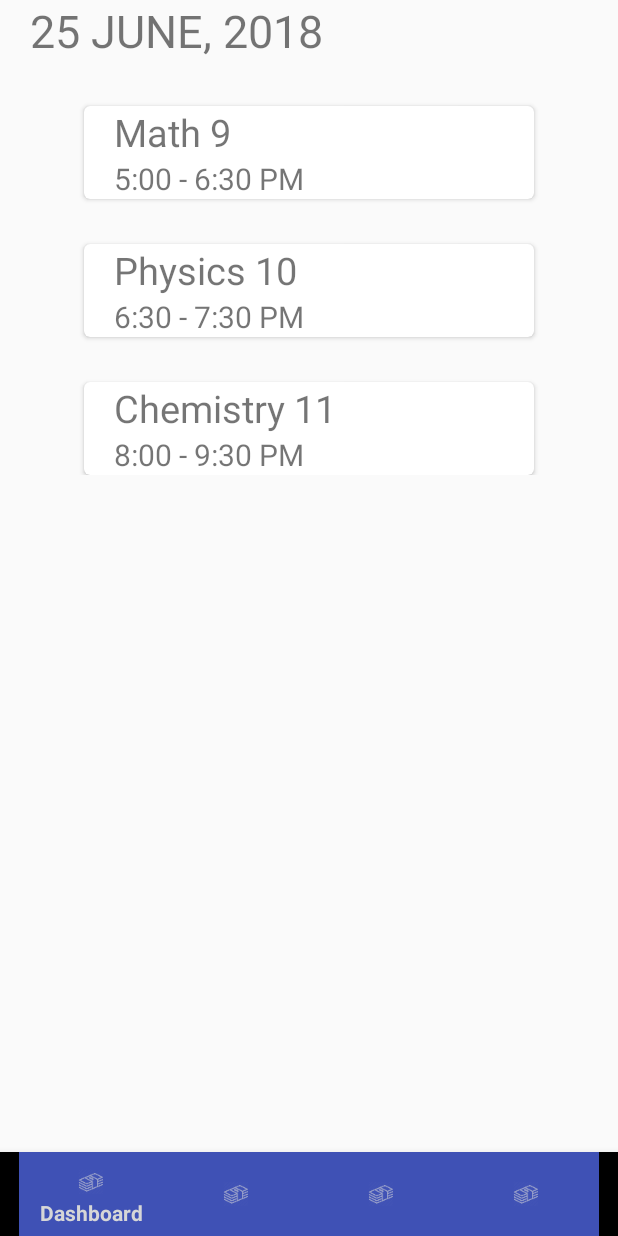
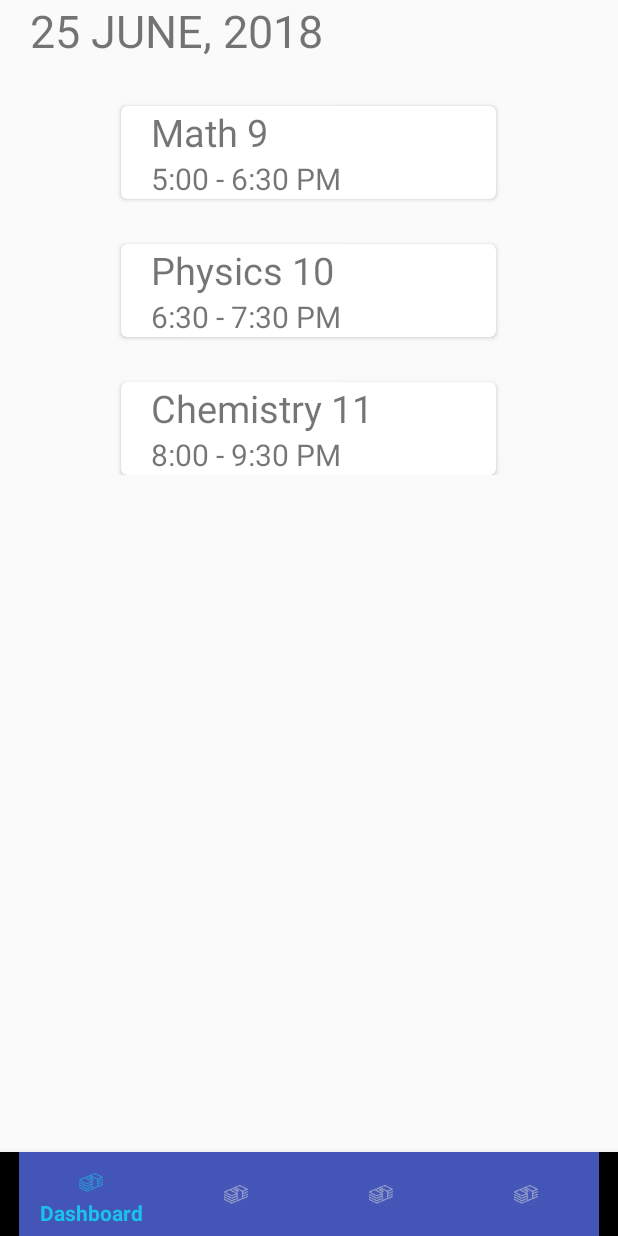
Before and after one commit to AkiyamaKun/ManagerStudent, an Android app: the MainActivity screen opened directly, with no data from a screen before it, on a phone screen of 412 x 824 dp. Run offline under Robolectric (Android 15) with nearby library versions, the phone set to English and light mode, and no system bars; libraries missing offline, so code that uses them is left out: io.realm; 3 statements that could not run were skipped.

Commit message:
change bottom bar layout

```diff
--- a/app/src/main/java/com/example/admin/managerstundent/Activity/ListStudentActivity.java
+++ b/app/src/main/java/com/example/admin/managerstundent/Activity/ListStudentActivity.java
@@ -10,6 +10,7 @@ import android.support.v7.app.AlertDialog;
 import android.support.v7.app.AppCompatActivity;
 import android.os.Bundle;
 import android.support.v7.widget.SearchView;
+import android.view.Menu;
 import android.view.MenuItem;
 import android.view.View;
 import android.widget.Filter;
@@ -22,6 +23,7 @@ import com.baoyz.swipemenulistview.SwipeMenuListView;
 import com.example.admin.managerstundent.Adapter.StudentAdapter;
 import com.example.admin.managerstundent.DTO.StudentDTO;
 import com.example.admin.managerstundent.R;
+import com.example.admin.managerstundent.Ultils.BottomNavigationViewHelper;
 
 import java.util.ArrayList;
 import java.util.List;
@@ -95,6 +97,8 @@ public class ListStudentActivity extends AppCompatActivity implements Filter.Fil
                 return false;
             }
         });
+        BottomNavigationViewHelper.disableShiftMode(bar);
+        bar.getMenu().getItem(2).setChecked(true);
         listView.setAdapter(adapter);
         SwipeMenuCreator creator = new SwipeMenuCreator() {
 
--- a/app/src/main/java/com/example/admin/managerstundent/Activity/MainActivity.java
+++ b/app/src/main/java/com/example/admin/managerstundent/Activity/MainActivity.java
@@ -13,6 +13,7 @@ import android.view.MenuItem;
 import android.view.View;
 
 import com.example.admin.managerstundent.R;
+import com.example.admin.managerstundent.Ultils.BottomNavigationViewHelper;
 
 import io.realm.Realm;
 import io.realm.RealmConfiguration;
@@ -67,6 +68,8 @@ public class MainActivity extends AppCompatActivity  {
                 return false;
             }
         });
+        BottomNavigationViewHelper.disableShiftMode(bar);
+        bar.getMenu().getItem(0).setChecked(true);
         //Configuration Realm Default
         Realm.init(getApplicationContext());
 
--- a/app/src/main/java/com/example/admin/managerstundent/Activity/ManageStudentActivity.java
+++ b/app/src/main/java/com/example/admin/managerstundent/Activity/ManageStudentActivity.java
@@ -13,6 +13,7 @@ import android.widget.TextView;
 
 import com.example.admin.managerstundent.Entity.Student;
 import com.example.admin.managerstundent.R;
+import com.example.admin.managerstundent.Ultils.BottomNavigationViewHelper;
 
 import java.util.ArrayList;
 import java.util.Date;
@@ -79,6 +80,8 @@ public class ManageStudentActivity extends AppCompatActivity {
                 return false;
             }
         });
+        BottomNavigationViewHelper.disableShiftMode(bar);
+        bar.getMenu().getItem(3).setChecked(true);
     }
 
     public class StudentAdapter extends TableDataAdapter<Student> {
--- a/app/src/main/java/com/example/admin/managerstundent/Activity/TableActivity.java
+++ b/app/src/main/java/com/example/admin/managerstundent/Activity/TableActivity.java
@@ -11,6 +11,7 @@ import android.view.View;
 import android.widget.Toast;
 
 import com.example.admin.managerstundent.R;
+import com.example.admin.managerstundent.Ultils.BottomNavigationViewHelper;
 import com.github.eunsiljo.timetablelib.data.TimeData;
 import com.github.eunsiljo.timetablelib.data.TimeGridData;
 import com.github.eunsiljo.timetablelib.data.TimeTableData;
@@ -70,6 +71,8 @@ public class TableActivity extends AppCompatActivity {
                 return false;
             }
         });
+        BottomNavigationViewHelper.disableShiftMode(bar);
+        bar.getMenu().getItem(1).setChecked(true);
     }
 
     private void initData(){
--- /dev/null
+++ b/app/src/main/java/com/example/admin/managerstundent/Ultils/BottomNavigationViewHelper.java
@@ -0,0 +1,35 @@
+package com.example.admin.managerstundent.Ultils;
+
+import android.annotation.SuppressLint;
+import android.support.design.internal.BottomNavigationItemView;
+import android.support.design.internal.BottomNavigationMenuView;
+import android.support.design.widget.BottomNavigationView;
+import android.util.Log;
+
+import java.lang.reflect.Field;
+
+public class BottomNavigationViewHelper {
+    @SuppressLint("RestrictedApi")
+    public static void disableShiftMode(BottomNavigationView view) {
+        BottomNavigationMenuView menuView = (BottomNavigationMenuView) view.getChildAt(0);
+        try {
+            Field shiftingMode = menuView.getClass().getDeclaredField("mShiftingMode");
+            shiftingMode.setAccessible(true);
+            shiftingMode.setBoolean(menuView, false);
+            shiftingMode.setAccessible(false);
+            for (int i = 0; i < menuView.getChildCount(); i++) {
+                BottomNavigationItemView item = (BottomNavigationItemView) menuView.getChildAt(i);
+                //noinspection RestrictedApi
+                item.setShiftingMode(false);
+                // set once again checked value, so view will be updated
+                //noinspection RestrictedApi
+                item.setChecked(item.getItemData().isChecked());
+            }
+        } catch (NoSuchFieldException e) {
+            Log.e("BNVHelper", "Unable to get shift mode field", e);
+        } catch (IllegalAccessException e) {
+            Log.e("BNVHelper", "Unable to change value of shift mode", e);
+        }
+    }
+
+}
--- /dev/null
+++ b/app/src/main/res/drawable/selector.xml
@@ -0,0 +1,6 @@
+<?xml version="1.0" encoding="utf-8"?>
+<selector xmlns:android="http://schemas.android.com/apk/res/android">
+    <item android:color="@color/color_table_6" android:state_checked="true"
+        android:textSize= "15sp"/>
+    <item android:color="@color/white" />
+</selector>
--- a/app/src/main/res/layout/activity_list_student.xml
+++ b/app/src/main/res/layout/activity_list_student.xml
@@ -50,7 +50,7 @@
         android:layout_height="wrap_content"
         android:layout_alignParentBottom="true"
         app:itemBackground="@color/colorPrimary"
-        app:itemIconTint="@color/white"
-        app:itemTextColor="@color/white"
+        app:itemIconTint="@drawable/selector"
+        app:itemTextColor="@drawable/selector"
         app:menu="@menu/navigation_menu" />
 </RelativeLayout>
--- a/app/src/main/res/layout/activity_main.xml
+++ b/app/src/main/res/layout/activity_main.xml
@@ -32,7 +32,7 @@
             android:visibility="gone"/>
 
         <android.support.v7.widget.CardView xmlns:card_view="http://schemas.android.com/apk/res-auto"
-            android:layout_width="300dp"
+            android:layout_width="250dp"
             android:layout_height="wrap_content"
             android:layout_gravity="center"
             android:layout_marginTop="30dp"
@@ -59,7 +59,7 @@
         </android.support.v7.widget.CardView>
 
         <android.support.v7.widget.CardView xmlns:card_view="http://schemas.android.com/apk/res-auto"
-            android:layout_width="300dp"
+            android:layout_width="250dp"
             android:layout_height="wrap_content"
             android:layout_gravity="center"
             android:layout_marginTop="30dp"
@@ -86,7 +86,7 @@
         </android.support.v7.widget.CardView>
 
         <android.support.v7.widget.CardView xmlns:card_view="http://schemas.android.com/apk/res-auto"
-            android:layout_width="300dp"
+            android:layout_width="250dp"
             android:layout_height="wrap_content"
             android:layout_gravity="center"
             android:layout_marginTop="30dp"
@@ -162,8 +162,8 @@
         android:layout_height="wrap_content"
         android:layout_alignParentBottom="true"
         app:itemBackground="@color/colorPrimary"
-        app:itemIconTint="@color/white"
-        app:itemTextColor="@color/white"
+        app:itemIconTint="@drawable/selector"
+        app:itemTextColor="@drawable/selector"
         app:menu="@menu/navigation_menu" />
 
 </RelativeLayout>
--- a/app/src/main/res/layout/activity_manage_student.xml
+++ b/app/src/main/res/layout/activity_manage_student.xml
@@ -17,7 +17,7 @@
         android:layout_height="wrap_content"
         android:layout_alignParentBottom="true"
         app:itemBackground="@color/colorPrimary"
-        app:itemIconTint="@color/white"
-        app:itemTextColor="@color/white"
+        app:itemIconTint="@drawable/selector"
+        app:itemTextColor="@drawable/selector"
         app:menu="@menu/navigation_menu" />
 </RelativeLayout>
--- a/app/src/main/res/layout/activity_table.xml
+++ b/app/src/main/res/layout/activity_table.xml
@@ -19,7 +19,7 @@
         android:layout_height="wrap_content"
         android:layout_alignParentBottom="true"
         app:itemBackground="@color/colorPrimary"
-        app:itemIconTint="@color/white"
-        app:itemTextColor="@color/white"
+        app:itemIconTint="@drawable/selector"
+        app:itemTextColor="@drawable/selector"
         app:menu="@menu/navigation_menu" />
 </RelativeLayout>
--- a/app/src/main/res/menu/navigation_menu.xml
+++ b/app/src/main/res/menu/navigation_menu.xml
@@ -6,6 +6,7 @@
             android:id="@+id/nav_dashboard"
             android:icon="@drawable/ic_paid"
             android:title="Dashboard" />
+
         <item
             android:id="@+id/nav_timetable"
             android:icon="@drawable/ic_paid"
--- a/app/src/main/res/values/colors.xml
+++ b/app/src/main/res/values/colors.xml
@@ -1,6 +1,6 @@
 <?xml version="1.0" encoding="utf-8"?>
 <resources>
-    <color name="colorPrimary">#3F51B5</color>
+    <color name="colorPrimary">#4355b7</color>
     <color name="colorPrimaryDark">#303F9F</color>
     <color name="colorAccent">#FF4081</color>
 
```
Also changed, not shown: 1 other file.
